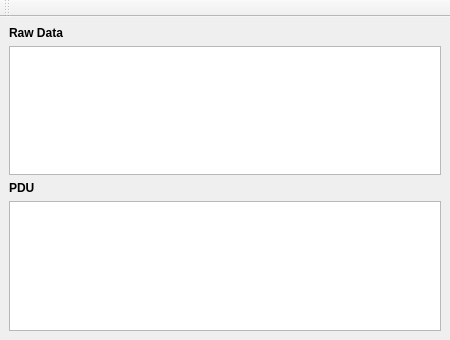
Qt form forms/busmonitor.ui (ExplorerOL/QModbusExplorer) before a commit.
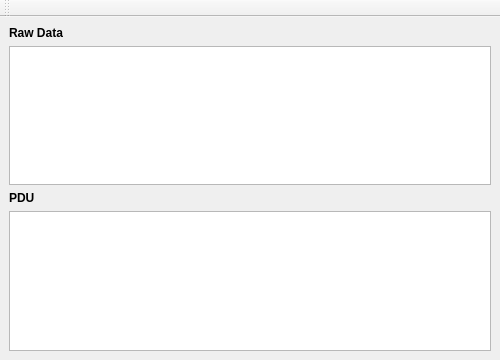
The same form after that commit. Icons and pictures are not drawn.

```diff
--- a/forms/busmonitor.ui
+++ b/forms/busmonitor.ui
@@ -9,20 +9,20 @@
    <rect>
     <x>0</x>
     <y>0</y>
-    <width>450</width>
-    <height>340</height>
+    <width>500</width>
+    <height>360</height>
    </rect>
   </property>
   <property name="minimumSize">
    <size>
-    <width>450</width>
-    <height>340</height>
+    <width>500</width>
+    <height>360</height>
    </size>
   </property>
   <property name="maximumSize">
    <size>
-    <width>750</width>
-    <height>640</height>
+    <width>720</width>
+    <height>720</height>
    </size>
   </property>
   <property name="windowTitle">
```
